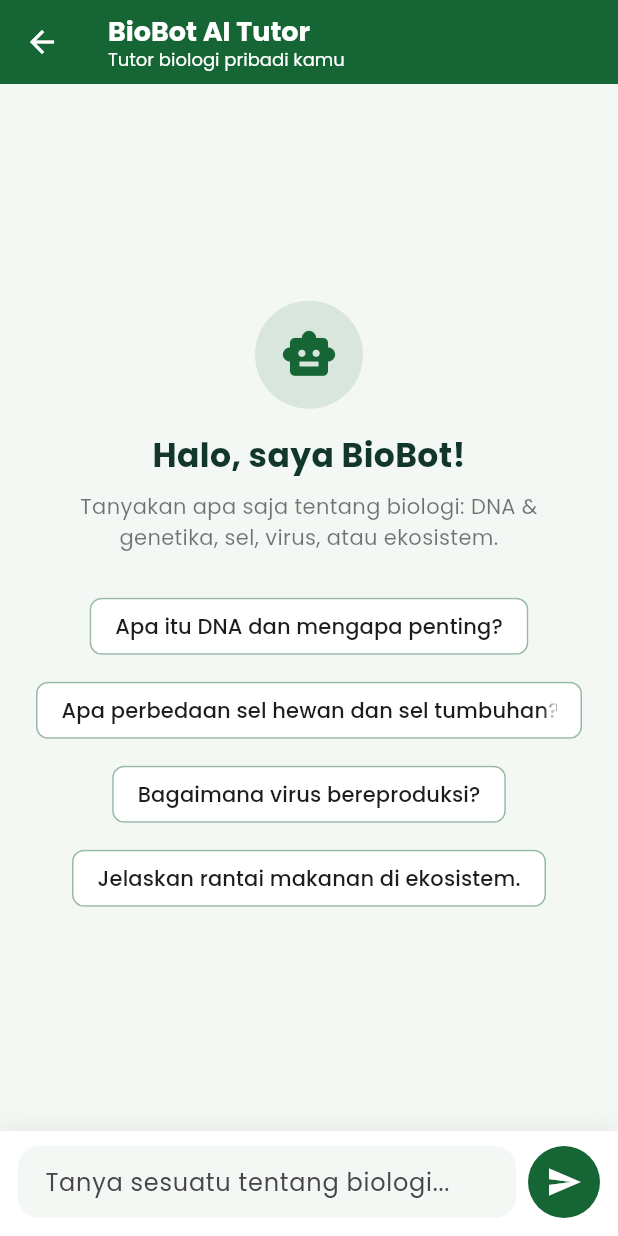
After one commit to nadhiffaizurrahman270-glitch/BioVerse, a Flutter app: the screen it shows after launch, after a tap on "Tanya AI", on a phone screen of 412 x 824 dp. The commit adds this screen. Run offline on Flutter 3.47's test engine with Material 3 defaults, Android fonts, the phone set to English and light mode, and no system bars; our stand-ins replace dio, fl_chart, flutter_dotenv, flutter_markdown, google_fonts, google_generative_ai and 5 more; missing offline and left inert: overlay_loader_with_app_icon; network calls fail.

Commit message:
feat: layar AI Tutor BioBot dan integrasi ke backend

```diff
--- a/lib/main.dart
+++ b/lib/main.dart
@@ -6,10 +6,14 @@ import 'package:flutter_projek_1/controllers/progress_controller.dart';
 import 'package:provider/provider.dart';
 import 'controllers/topic_controller.dart';
 import 'views/pages/dashboard_page.dart';
+import 'package:flutter_dotenv/flutter_dotenv.dart';
+import 'screens/gemini_chat_screen.dart';
+import 'package:google_fonts/google_fonts.dart';
 
 Future<void> main() async {
   WidgetsFlutterBinding.ensureInitialized();
 
+  await dotenv.load(fileName: ".env");
   await LearningStatsController.init();
 
   runApp(
@@ -32,11 +36,11 @@ class BioVerseApp extends StatelessWidget {
       debugShowCheckedModeBanner: false,
       title: 'BioVerse',
       theme: ThemeData(
-        fontFamily: 'Poppins',
-        scaffoldBackgroundColor: Colors.white,
-        useMaterial3: true,
-        primarySwatch: Colors.blue,
-      ),
+  textTheme: GoogleFonts.poppinsTextTheme(),
+  scaffoldBackgroundColor: Colors.white,
+  useMaterial3: true,
+  primarySwatch: Colors.blue,
+),
       home: const DashboardPage(),
     );
   }
--- /dev/null
+++ b/lib/screens/ai_tutor_screen.dart
@@ -0,0 +1,327 @@
+import 'package:flutter/material.dart';
+import 'package:flutter_markdown/flutter_markdown.dart';
+
+import '../services/ai_tutor_service.dart';
+
+/// Layar chat BioBot (AI Tutor).
+///
+/// Semua pertanyaan dikirim ke backend FastAPI (`POST /api/v1/ai/tutor`),
+/// sehingga API key Gemini tetap aman di server dan tidak pernah ikut
+/// ter-bundle ke aplikasi web.
+class AiTutorScreen extends StatefulWidget {
+  const AiTutorScreen({super.key});
+
+  @override
+  State<AiTutorScreen> createState() => _AiTutorScreenState();
+}
+
+class _ChatMessage {
+  const _ChatMessage({required this.fromUser, required this.text});
+
+  final bool fromUser;
+  final String text;
+}
+
+class _AiTutorScreenState extends State<AiTutorScreen> {
+  static const Color _primary = Color(0xFF166534);
+
+  static const List<String> _suggestions = [
+    'Apa itu DNA dan mengapa penting?',
+    'Apa perbedaan sel hewan dan sel tumbuhan?',
+    'Bagaimana virus bereproduksi?',
+    'Jelaskan rantai makanan di ekosistem.',
+  ];
+
+  final TextEditingController _controller = TextEditingController();
+  final ScrollController _scrollController = ScrollController();
+  final List<_ChatMessage> _messages = [];
+  bool _isSending = false;
+
+  @override
+  void dispose() {
+    _controller.dispose();
+    _scrollController.dispose();
+    super.dispose();
+  }
+
+  Future<void> _send([String? preset]) async {
+    final text = (preset ?? _controller.text).trim();
+    if (text.isEmpty || _isSending) return;
+
+    setState(() {
+      _messages.add(_ChatMessage(fromUser: true, text: text));
+      _isSending = true;
+    });
+    _controller.clear();
+    _scrollToBottom();
+
+    String reply;
+    try {
+      reply = await AITutorService.askBioBot(text);
+    } catch (error) {
+      reply = 'Maaf, BioBot tidak bisa dihubungi saat ini. ($error)';
+    }
+
+    if (!mounted) return;
+    setState(() {
+      _messages.add(_ChatMessage(fromUser: false, text: reply));
+      _isSending = false;
+    });
+    _scrollToBottom();
+  }
+
+  void _scrollToBottom() {
+    WidgetsBinding.instance.addPostFrameCallback((_) {
+      if (!_scrollController.hasClients) return;
+      _scrollController.animateTo(
+        _scrollController.position.maxScrollExtent,
+        duration: const Duration(milliseconds: 250),
+        curve: Curves.easeOut,
+      );
+    });
+  }
+
+  @override
+  Widget build(BuildContext context) {
+    return Scaffold(
+      backgroundColor: const Color(0xFFF3F8F4),
+      appBar: AppBar(
+        backgroundColor: _primary,
+        foregroundColor: Colors.white,
+        title: const Column(
+          crossAxisAlignment: CrossAxisAlignment.start,
+          children: [
+            Text(
+              'BioBot AI Tutor',
+              style: TextStyle(fontSize: 18, fontWeight: FontWeight.bold),
+            ),
+            Text(
+              'Tutor biologi pribadi kamu',
+              style: TextStyle(fontSize: 12),
+            ),
+          ],
+        ),
+      ),
+      body: Column(
+        children: [
+          Expanded(child: _buildMessages()),
+          _buildComposer(),
+        ],
+      ),
+    );
+  }
+
+  Widget _buildMessages() {
+    if (_messages.isEmpty) {
+      return _buildEmptyState();
+    }
+
+    return ListView.builder(
+      controller: _scrollController,
+      padding: const EdgeInsets.fromLTRB(16, 16, 16, 8),
+      itemCount: _messages.length + (_isSending ? 1 : 0),
+      itemBuilder: (context, index) {
+        if (index == _messages.length) {
+          return _buildTypingBubble();
+        }
+        return _buildBubble(_messages[index]);
+      },
+    );
+  }
+
+  Widget _buildEmptyState() {
+    return Center(
+      child: SingleChildScrollView(
+        padding: const EdgeInsets.all(24),
+        child: ConstrainedBox(
+          constraints: const BoxConstraints(maxWidth: 640),
+          child: Column(
+            mainAxisSize: MainAxisSize.min,
+            children: [
+              Container(
+                width: 72,
+                height: 72,
+                decoration: BoxDecoration(
+                  color: _primary.withValues(alpha: 0.12),
+                  shape: BoxShape.circle,
+                ),
+                child: const Icon(Icons.smart_toy, color: _primary, size: 38),
+              ),
+              const SizedBox(height: 16),
+              const Text(
+                'Halo, saya BioBot!',
+                style: TextStyle(
+                  fontSize: 22,
+                  fontWeight: FontWeight.bold,
+                  color: Color(0xFF12372A),
+                ),
+              ),
+              const SizedBox(height: 8),
+              const Text(
+                'Tanyakan apa saja tentang biologi: DNA & genetika, sel, '
+                'virus, atau ekosistem.',
+                textAlign: TextAlign.center,
+                style: TextStyle(color: Colors.black54, height: 1.5),
+              ),
+              const SizedBox(height: 24),
+              Wrap(
+                spacing: 8,
+                runSpacing: 8,
+                alignment: WrapAlignment.center,
+                children: _suggestions
+                    .map(
+                      (suggestion) => ActionChip(
+                        label: Text(suggestion),
+                        backgroundColor: Colors.white,
+                        side: BorderSide(
+                          color: _primary.withValues(alpha: 0.25),
+                        ),
+                        onPressed: () => _send(suggestion),
+                      ),
+                    )
+                    .toList(),
+              ),
+            ],
+          ),
+        ),
+      ),
+    );
+  }
+
+  Widget _buildBubble(_ChatMessage message) {
+    final isUser = message.fromUser;
+
+    return Align(
+      alignment: isUser ? Alignment.centerRight : Alignment.centerLeft,
+      child: Container(
+        constraints: const BoxConstraints(maxWidth: 680),
+        margin: const EdgeInsets.symmetric(vertical: 6),
+        padding: const EdgeInsets.all(14),
+        decoration: BoxDecoration(
+          color: isUser ? _primary : Colors.white,
+          borderRadius: BorderRadius.only(
+            topLeft: const Radius.circular(16),
+            topRight: const Radius.circular(16),
+            bottomLeft: Radius.circular(isUser ? 16 : 4),
+            bottomRight: Radius.circular(isUser ? 4 : 16),
+          ),
+          boxShadow: [
+            BoxShadow(
+              color: Colors.black.withValues(alpha: 0.04),
+              blurRadius: 8,
+            ),
+          ],
+        ),
+        child: isUser
+            ? Text(
+                message.text,
+                style: const TextStyle(color: Colors.white, height: 1.4),
+              )
+            : MarkdownBody(
+                data: message.text,
+                styleSheet: MarkdownStyleSheet(
+                  p: const TextStyle(height: 1.5, color: Color(0xFF1F2937)),
+                ),
+              ),
+      ),
+    );
+  }
+
+  Widget _buildTypingBubble() {
+    return Align(
+      alignment: Alignment.centerLeft,
+      child: Container(
+        margin: const EdgeInsets.symmetric(vertical: 6),
+        padding: const EdgeInsets.symmetric(horizontal: 16, vertical: 12),
+        decoration: BoxDecoration(
+          color: Colors.white,
+          borderRadius: BorderRadius.circular(16),
+        ),
+        child: Row(
+          mainAxisSize: MainAxisSize.min,
+          children: [
+            const SizedBox(
+              width: 16,
+              height: 16,
+              child: CircularProgressIndicator(
+                strokeWidth: 2,
+                color: _primary,
+              ),
+            ),
+            const SizedBox(width: 10),
+            Text(
+              'BioBot sedang menulis...',
+              style: TextStyle(color: Colors.grey.shade600, fontSize: 13),
+            ),
+          ],
+        ),
+      ),
+    );
+  }
+
+  Widget _buildComposer() {
+    return SafeArea(
+      top: false,
+      child: Container(
+        padding: const EdgeInsets.fromLTRB(12, 10, 12, 12),
+        decoration: BoxDecoration(
+          color: Colors.white,
+          boxShadow: [
+            BoxShadow(
+              color: Colors.black.withValues(alpha: 0.06),
+              blurRadius: 12,
+              offset: const Offset(0, -2),
+            ),
+          ],
+        ),
+        child: Row(
+          crossAxisAlignment: CrossAxisAlignment.end,
+          children: [
+            Expanded(
+              child: TextField(
+                controller: _controller,
+                enabled: !_isSending,
+                minLines: 1,
+                maxLines: 4,
+                textInputAction: TextInputAction.send,
+                onSubmitted: (_) => _send(),
+                decoration: InputDecoration(
+                  hintText: 'Tanya sesuatu tentang biologi...',
+                  filled: true,
+                  fillColor: const Color(0xFFF3F8F4),
+                  contentPadding: const EdgeInsets.symmetric(
+                    horizontal: 14,
+                    vertical: 12,
+                  ),
+                  border: OutlineInputBorder(
+                    borderRadius: BorderRadius.circular(14),
+                    borderSide: BorderSide.none,
+                  ),
+                ),
+              ),
+            ),
+            const SizedBox(width: 8),
+            IconButton.filled(
+              onPressed: _isSending ? null : () => _send(),
+              style: IconButton.styleFrom(
+                backgroundColor: _primary,
+                disabledBackgroundColor: Colors.grey.shade400,
+                padding: const EdgeInsets.all(12),
+              ),
+              icon: _isSending
+                  ? const SizedBox(
+                      width: 20,
+                      height: 20,
+                      child: CircularProgressIndicator(
+                        strokeWidth: 2,
+                        color: Colors.white,
+                      ),
+                    )
+                  : const Icon(Icons.send, color: Colors.white),
+            ),
+          ],
+        ),
+      ),
+    );
+  }
+}
--- a/lib/views/pages/dashboard_page.dart
+++ b/lib/views/pages/dashboard_page.dart
@@ -20,6 +20,7 @@ import 'login_page.dart';
 import 'progress_page.dart';
 import 'topic_detail_page.dart';
 import '../../screens/materi_screen.dart';
+import '../../screens/ai_tutor_screen.dart';
 
 class DashboardPage extends StatefulWidget {
   const DashboardPage({super.key});
@@ -187,6 +188,13 @@ class _DashboardPageState extends State<DashboardPage>
         });
       }
     }
+  }
+
+  void _openAiTutor() {
+    Navigator.push(
+      context,
+      MaterialPageRoute(builder: (_) => const AiTutorScreen()),
+    );
   }
 
   Future<void> _scrollTo(GlobalKey key) async {
@@ -233,6 +241,13 @@ class _DashboardPageState extends State<DashboardPage>
             ),
           ],
         ),
+        floatingActionButton: FloatingActionButton.extended(
+          onPressed: _openAiTutor,
+          backgroundColor: const Color(0xFF166534),
+          foregroundColor: Colors.white,
+          icon: const Icon(Icons.smart_toy),
+          label: const Text('Tanya AI'),
+        ),
       ),
     );
   }
@@ -295,6 +310,8 @@ class _DashboardPageState extends State<DashboardPage>
             _navButton('Dashboard', onTap: () => _scrollTo(_dashboardKey)),
             const SizedBox(width: 10),
             _navButton('Learn', onTap: () => _scrollTo(_learnKey)),
+            const SizedBox(width: 10),
+            _navButton('AI Tutor', onTap: _openAiTutor),
             const SizedBox(width: 10),
             _navButton(
               'Explore',
--- a/pubspec.yaml
+++ b/pubspec.yaml
@@ -30,9 +30,10 @@ environment:
 dependencies:
   flutter:
     sdk: flutter
+  provider: ^6.1.2
+  google_fonts: ^6.3.0
   url_launcher: ^6.1.10
   shared_preferences: ^2.5.6
-  provider: ^6.1.2
   flutter_markdown: ^0.7.7+1
   youtube_player_iframe: ^6.0.2
   dio: ^5.8.0+1
@@ -44,6 +45,8 @@ dependencies:
   shimmer: ^3.0.0
   loading_animation_widget: ^1.3.0
   overlay_loader_with_app_icon: ^0.0.4
+  flutter_dotenv: ^6.0.1
+
 
 dev_dependencies:
   flutter_test:
@@ -71,6 +74,7 @@ flutter:
     - assets/
     - assets/image/
     - assets/image/avatars/
+    - .env
   # To add assets to your application, add an assets section, like this:
   # assets:
   #   - images/a_dot_burr.jpeg
```
Also changed, not shown: lib/screens/gemini_chat_screen.dart (added, +83 -0 lines), lib/screens/materi_screen.dart (+49 -2 lines), lib/services/ai_tutor_service.dart (+7 -5 lines), lib/services/gemini_service.dart (added, +22 -0 lines), pubspec.lock, 2 other files.
